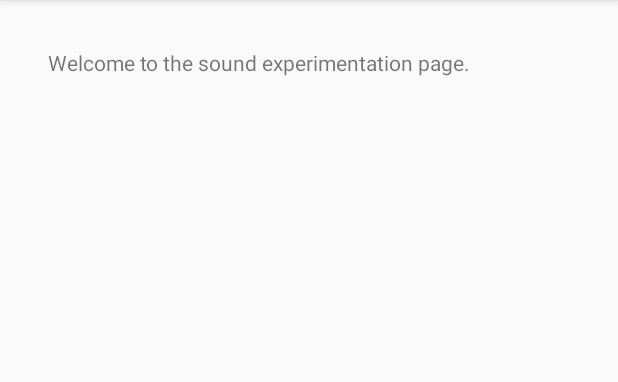
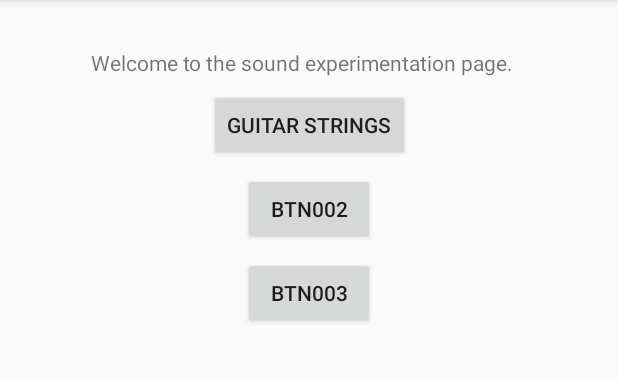
Before and after one commit to cstewart82/project200, an Android app: the SoundExperiment screen opened directly, with no data from a screen before it, on a phone screen of 412 x 824 dp, the part 84-466 px from its top. Run offline under Robolectric (Android 15) with nearby library versions, the phone set to English and light mode, and no system bars.

Commit message:
Adding SoundExperiment.java and activity_sound_experiment.xml files

```diff
--- a/app/src/main/AndroidManifest.xml
+++ b/app/src/main/AndroidManifest.xml
@@ -23,7 +23,8 @@
         <activity android:name=".Register" />
         <activity android:name=".Record" />
         <activity android:name=".UserLanding" />
-        <activity android:name=".SoundExperiment"></activity>
+        <activity android:name=".SoundExperiment" />
+        <activity android:name=".Strings"></activity>
     </application>
 
 </manifest>
--- /dev/null
+++ b/app/src/main/res/drawable/background_circle.xml
@@ -0,0 +1,4 @@
+<?xml version="1.0" encoding="utf-8"?>
+<shape android:shape="oval" xmlns:android="http://schemas.android.com/apk/res/android">
+    <solid android:color="@color/colorGold"></solid>
+</shape>
--- a/app/src/main/res/layout/activity_sound_experiment.xml
+++ b/app/src/main/res/layout/activity_sound_experiment.xml
@@ -8,8 +8,8 @@
 
     <TextView
         android:id="@+id/textView3"
-        android:layout_width="0dp"
-        android:layout_height="wrap_content"
+        android:layout_width="291dp"
+        android:layout_height="19dp"
         android:layout_marginEnd="32dp"
         android:layout_marginLeft="32dp"
         android:layout_marginRight="32dp"
@@ -19,4 +19,47 @@
         app:layout_constraintEnd_toEndOf="parent"
         app:layout_constraintStart_toStartOf="parent"
         app:layout_constraintTop_toTopOf="parent" />
+
+    <Button
+        android:id="@+id/btn001"
+        android:layout_width="wrap_content"
+        android:layout_height="wrap_content"
+        android:layout_marginEnd="8dp"
+        android:layout_marginLeft="8dp"
+        android:layout_marginRight="8dp"
+        android:layout_marginStart="8dp"
+        android:layout_marginTop="8dp"
+        android:text="Guitar Strings"
+        android:onClick="OpenStrings"
+        app:layout_constraintEnd_toEndOf="parent"
+        app:layout_constraintStart_toStartOf="parent"
+        app:layout_constraintTop_toBottomOf="@+id/textView3" />
+
+    <Button
+        android:id="@+id/btn002"
+        android:layout_width="wrap_content"
+        android:layout_height="wrap_content"
+        android:layout_marginEnd="8dp"
+        android:layout_marginLeft="8dp"
+        android:layout_marginRight="8dp"
+        android:layout_marginStart="8dp"
+        android:layout_marginTop="8dp"
+        android:text="btn002"
+        app:layout_constraintEnd_toEndOf="parent"
+        app:layout_constraintStart_toStartOf="parent"
+        app:layout_constraintTop_toBottomOf="@+id/btn001" />
+
+    <Button
+        android:id="@+id/btn003"
+        android:layout_width="wrap_content"
+        android:layout_height="wrap_content"
+        android:layout_marginEnd="8dp"
+        android:layout_marginLeft="8dp"
+        android:layout_marginRight="8dp"
+        android:layout_marginStart="8dp"
+        android:layout_marginTop="8dp"
+        android:text="btn003"
+        app:layout_constraintEnd_toEndOf="parent"
+        app:layout_constraintStart_toStartOf="parent"
+        app:layout_constraintTop_toBottomOf="@+id/btn002" />
 </android.support.constraint.ConstraintLayout>
--- a/app/src/main/res/values/colors.xml
+++ b/app/src/main/res/values/colors.xml
@@ -3,4 +3,10 @@
     <color name="colorPrimary">#3F51B5</color>
     <color name="colorPrimaryDark">#303F9F</color>
     <color name="colorAccent">#FF4081</color>
+    <color name="colorGold">#FFD700</color>
+    <color name="colorGrey">#BEBEBE</color>
+    <color name="colorRed">#B22222</color>
+    <color name="colorGreen">#32CD32</color>
+    <color name="colorGoldenRod">#DAA520</color>
+    <color name="colorWhite">#F8F8FF</color>
 </resources>
```
Also changed, not shown: app/src/main/java/com/example/a40126571/project200/SoundExperiment.java (+8 -0 lines), app/src/main/java/com/example/a40126571/project200/Strings.java (added, +79 -0 lines), app/src/main/res/layout/activity_log_in.xml (+20 -0 lines), app/src/main/res/layout/activity_strings.xml (added, +110 -0 lines), app/src/main/res/drawable/login_guitar.jpg (added), 6 other files.
